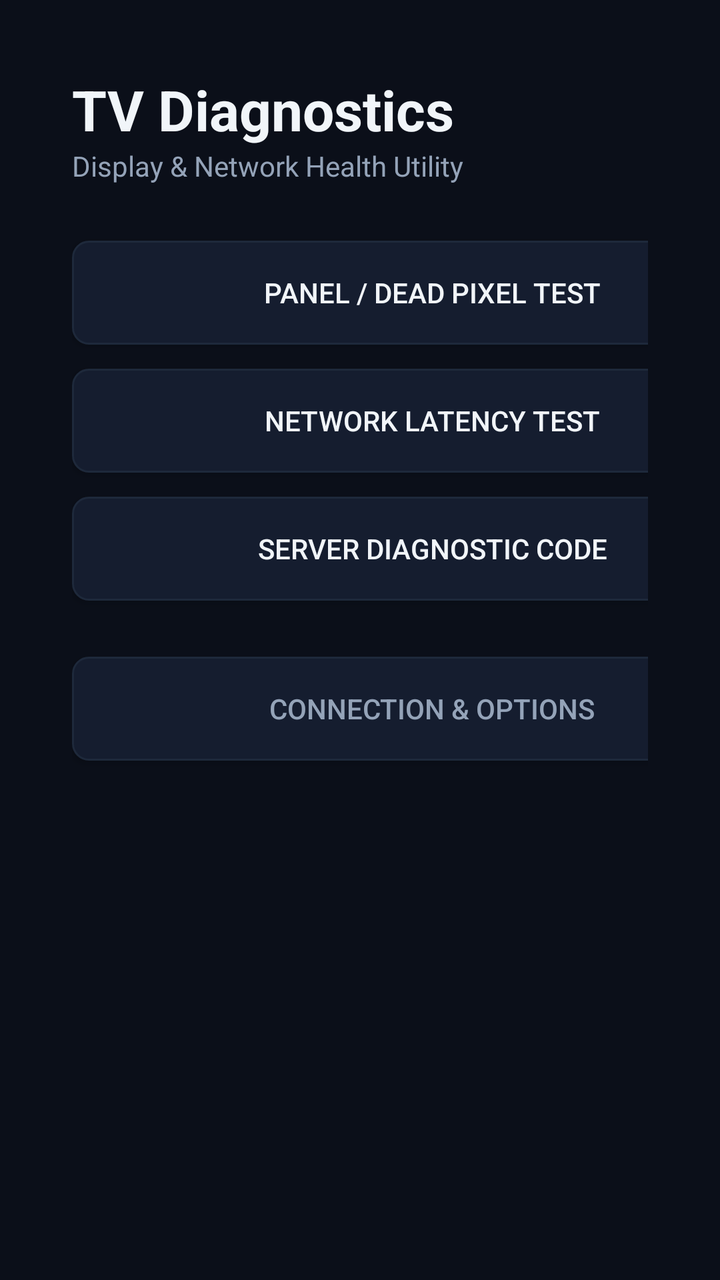
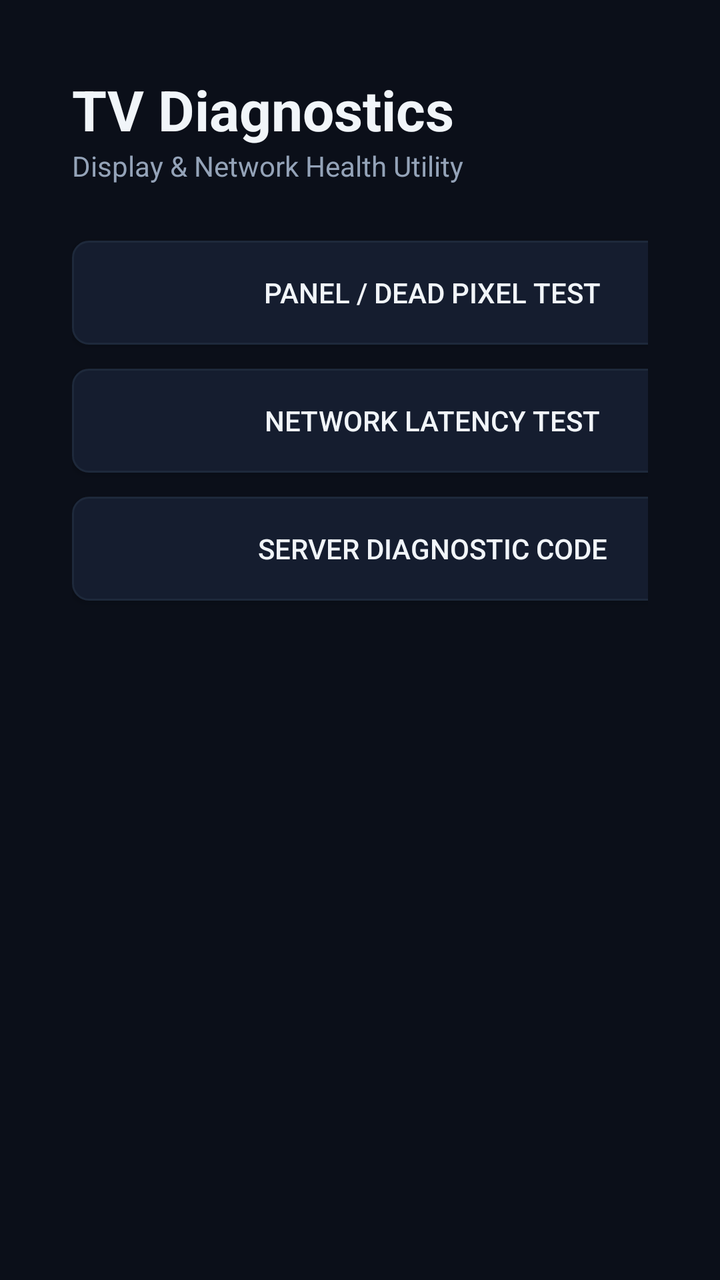

Before-and-after screenshots of an Android layout around one commit, followed by the original layout XML and the change that was made.
<!-- AndroidManifest.xml: application theme Theme.TVDiagnostics -->
<!-- res/layout/activity_decoy.xml -->
<?xml version="1.0" encoding="utf-8"?>
<LinearLayout xmlns:android="http://schemas.android.com/apk/res/android"
    android:layout_width="match_parent"
    android:layout_height="match_parent"
    android:orientation="horizontal"
    android:background="@color/bg_dark"
    android:padding="36dp">

    
    <LinearLayout
        android:layout_width="360dp"
        android:layout_height="match_parent"
        android:orientation="vertical">

        <TextView
            android:layout_width="wrap_content"
            android:layout_height="wrap_content"
            android:text="@string/app_name"
            android:textColor="@color/text_white"
            android:textSize="28sp"
            android:textStyle="bold" />

        <TextView
            android:layout_width="wrap_content"
            android:layout_height="wrap_content"
            android:text="@string/decoy_subtitle"
            android:textColor="@color/text_muted"
            android:textSize="14sp"
            android:layout_marginBottom="28dp" />

        
        <Button
            android:id="@+id/btnScreenTest"
            android:layout_width="match_parent"
            android:layout_height="52dp"
            android:text="@string/btn_screen_test"
            android:background="@drawable/btn_tv_focus"
            android:textColor="@color/text_white"
            android:focusable="true"
            android:layout_marginBottom="12dp" />

        <Button
            android:id="@+id/btnPingTest"
            android:layout_width="match_parent"
            android:layout_height="52dp"
            android:text="@string/btn_ping_test"
            android:background="@drawable/btn_tv_focus"
            android:textColor="@color/text_white"
            android:focusable="true"
            android:layout_marginBottom="12dp" />

        
        <Button
            android:id="@+id/btnServerCode"
            android:layout_width="match_parent"
            android:layout_height="52dp"
            android:text="@string/btn_server_code"
            android:background="@drawable/btn_tv_focus"
            android:textColor="@color/text_white"
            android:focusable="true"
            android:layout_marginBottom="12dp" />

        <Button
            android:id="@+id/btnSettings"
            android:layout_width="match_parent"
            android:layout_height="52dp"
            android:text="@string/btn_settings"
            android:background="@drawable/btn_tv_focus"
            android:textColor="@color/text_muted"
            android:focusable="true"
            android:layout_marginTop="16dp" />
    </LinearLayout>


    
    <LinearLayout
        android:layout_width="0dp"
        android:layout_height="match_parent"
        android:layout_weight="1"
        android:layout_marginStart="40dp"
        android:orientation="vertical"
        android:background="@color/card_dark"
        android:padding="28dp">

        <TextView
            android:layout_width="wrap_content"
            android:layout_height="wrap_content"
            android:text="System Diagnostics Telemetry"
            android:textColor="@color/accent_blue"
            android:textSize="18sp"
            android:textStyle="bold"
            android:layout_marginBottom="20dp" />

        
        <LinearLayout
            android:layout_width="match_parent"
            android:layout_height="wrap_content"
            android:orientation="horizontal"
            android:layout_marginBottom="14dp">
            <TextView
                android:layout_width="0dp"
                android:layout_height="wrap_content"
                android:layout_weight="1"
                android:text="@string/label_display_res"
                android:textColor="@color/text_muted" />
            <TextView
                android:id="@+id/tvDisplayRes"
                android:layout_width="wrap_content"
                android:layout_height="wrap_content"
                android:text="1920 x 1080 (Landscape)"
                android:textColor="@color/text_white"
                android:textStyle="bold" />
        </LinearLayout>

        <LinearLayout
            android:layout_width="match_parent"
            android:layout_height="wrap_content"
            android:orientation="horizontal"
            android:layout_marginBottom="14dp">
            <TextView
                android:layout_width="0dp"
                android:layout_height="wrap_content"
                android:layout_weight="1"
                android:text="@string/label_refresh_rate"
                android:textColor="@color/text_muted" />
            <TextView
                android:id="@+id/tvRefreshRate"
                android:layout_width="wrap_content"
                android:layout_height="wrap_content"
                android:text="60.00 Hz"
                android:textColor="@color/text_white"
                android:textStyle="bold" />
        </LinearLayout>

        
        <LinearLayout
            android:layout_width="match_parent"
            android:layout_height="wrap_content"
            android:orientation="horizontal"
            android:layout_marginBottom="14dp">
            <TextView
                android:layout_width="0dp"
                android:layout_height="wrap_content"
                android:layout_weight="1"
                android:text="@string/label_ip_addr"
                android:textColor="@color/text_muted" />
            <TextView
                android:id="@+id/tvIpAddr"
                android:layout_width="wrap_content"
                android:layout_height="wrap_content"
                android:text="Detecting..."
                android:textColor="@color/accent_green"
                android:textStyle="bold" />
        </LinearLayout>

        <LinearLayout
            android:layout_width="match_parent"
            android:layout_height="wrap_content"
            android:orientation="horizontal"
            android:layout_marginBottom="14dp">
            <TextView
                android:layout_width="0dp"
                android:layout_height="wrap_content"
                android:layout_weight="1"
                android:text="@string/label_ping"
                android:textColor="@color/text_muted" />
            <TextView
                android:id="@+id/tvPingStatus"
                android:layout_width="wrap_content"
                android:layout_height="wrap_content"
                android:text="Ready"
                android:textColor="@color/text_white" />
        </LinearLayout>

        
        <TextView
            android:id="@+id/tvLogOutput"
            android:layout_width="match_parent"
            android:layout_height="0dp"
            android:layout_weight="1"
            android:layout_marginTop="16dp"
            android:background="#050811"
            android:padding="12dp"
            android:fontFamily="monospace"
            android:textSize="12sp"
            android:textColor="#4ADE80"
            android:text="[System Probe Initialized]\nInterface: wlan0 / eth0\nDirect Stream Support: OK\nReady for diagnostics scan." />

    </LinearLayout>

</LinearLayout>
<!-- resources referenced by this layout -->
<resources>
  <color name="accent_blue">#3B82F6</color>
  <color name="accent_green">#10B981</color>
  <color name="bg_dark">#0B0F19</color>
  <color name="card_dark">#151D2F</color>
  <color name="text_muted">#94A3B8</color>
  <color name="text_white">#F1F5F9</color>
  <!-- drawable btn_tv_focus (drawable) -->
  <?xml version="1.0" encoding="utf-8"?>
  <selector xmlns:android="http://schemas.android.com/apk/res/android">
      <item android:state_focused="true">
          <shape android:shape="rectangle">
              <solid android:color="@color/card_focused" />
              <stroke android:width="3dp" android:color="@color/tv_focus_stroke" />
              <corners android:radius="8dp" />
          </shape>
      </item>
      <item android:state_pressed="true">
          <shape android:shape="rectangle">
              <solid android:color="@color/accent_blue" />
              <corners android:radius="8dp" />
          </shape>
      </item>
      <item>
          <shape android:shape="rectangle">
              <solid android:color="@color/card_dark" />
              <stroke android:width="1dp" android:color="@color/border_dark" />
              <corners android:radius="8dp" />
          </shape>
      </item>
  </selector>
  <string name="app_name">TV Diagnostics</string>
  <string name="btn_ping_test">Network Latency Test</string>
  <string name="btn_screen_test">Panel / Dead Pixel Test</string>
  <string name="btn_server_code">Server Diagnostic Code</string>
  <string name="btn_settings">Connection &amp; Options</string>
  <string name="decoy_subtitle">Display &amp; Network Health Utility</string>
  <string name="label_display_res">Display Resolution:</string>
  <string name="label_ip_addr">Device IP Address:</string>
  <string name="label_ping">Ping Response:</string>
  <string name="label_refresh_rate">Refresh Rate:</string>
  <style name="Theme.TVDiagnostics" parent="Theme.AppCompat.NoActionBar">
          <item name="android:windowBackground">@color/bg_dark</item>
          <item name="android:textColor">@color/text_white</item>
          <item name="colorPrimary">@color/accent_blue</item>
          <item name="colorAccent">@color/accent_blue</item>
      </style>
  <color name="card_focused">#2A3B5C</color>
  <color name="tv_focus_stroke">#60A5FA</color>
  <color name="border_dark">#1E293B</color>
</resources>

<!-- the commit's change to res/layout/activity_decoy.xml (unified diff, before → after) -->
@@ -60,15 +60,6 @@
             android:focusable="true"
             android:layout_marginBottom="12dp" />
 
-        <Button
-            android:id="@+id/btnSettings"
-            android:layout_width="match_parent"
-            android:layout_height="52dp"
-            android:text="@string/btn_settings"
-            android:background="@drawable/btn_tv_focus"
-            android:textColor="@color/text_muted"
-            android:focusable="true"
-            android:layout_marginTop="16dp" />
     </LinearLayout>
 
 
<!-- resource entries referenced after the edit -->
@@ -34,7 +34,6 @@
   <string name="btn_ping_test">Network Latency Test</string>
   <string name="btn_screen_test">Panel / Dead Pixel Test</string>
   <string name="btn_server_code">Server Diagnostic Code</string>
-  <string name="btn_settings">Connection &amp; Options</string>
   <string name="decoy_subtitle">Display &amp; Network Health Utility</string>
   <string name="label_display_res">Display Resolution:</string>
   <string name="label_ip_addr">Device IP Address:</string>
